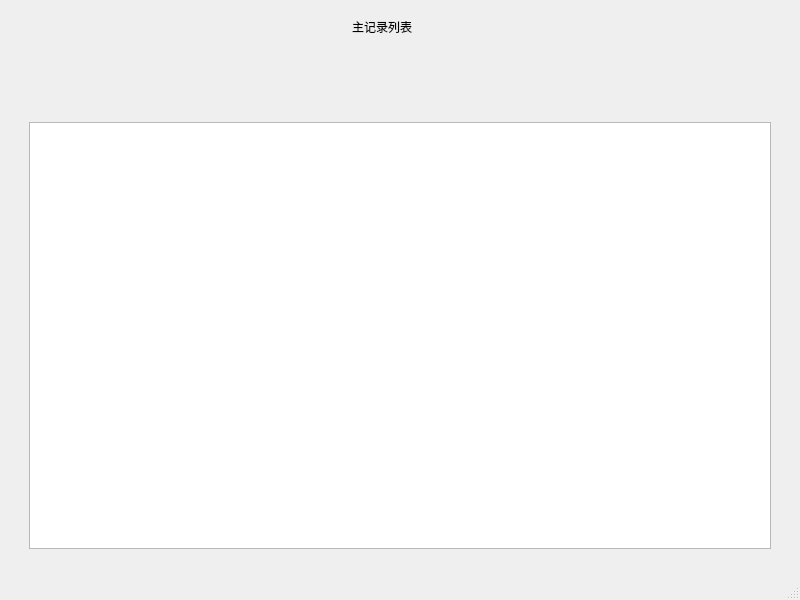
aiyongye/-, file hstorylist.ui: the form before one commit.
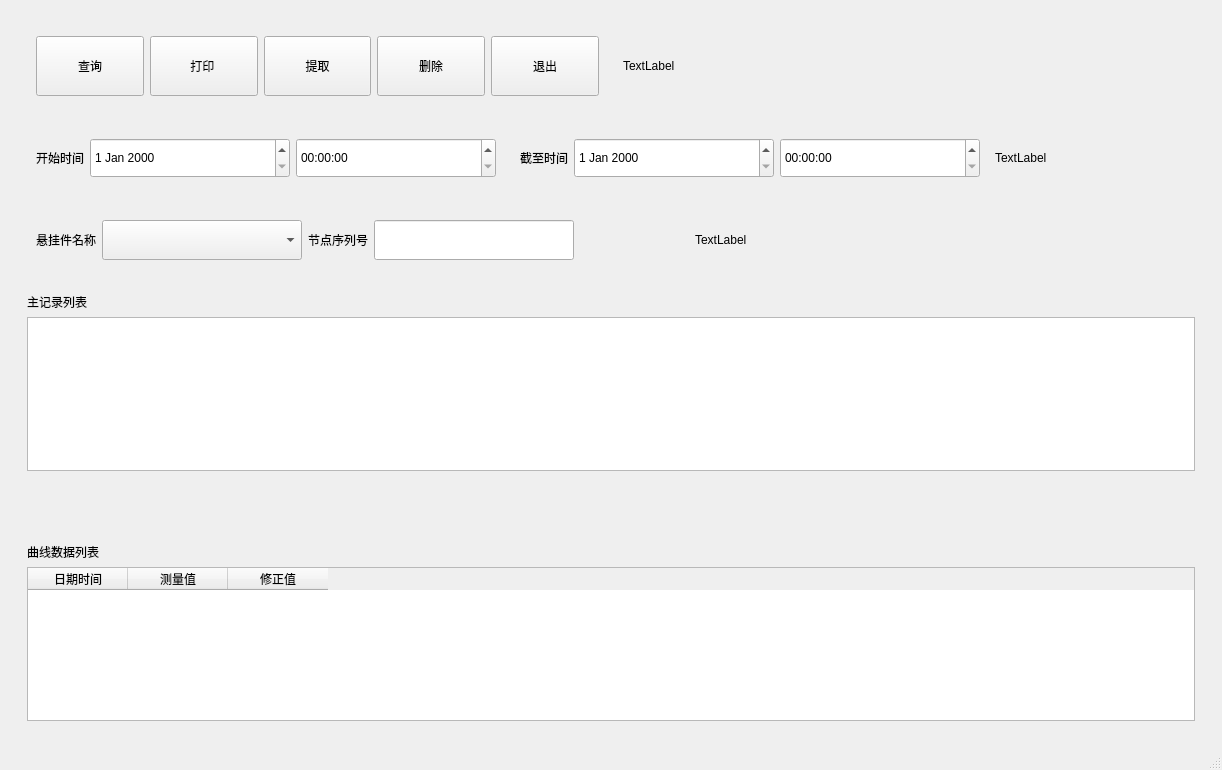
The form after the commit.

Patch:
```diff
--- a/hstorylist.ui
+++ b/hstorylist.ui
@@ -6,8 +6,8 @@
    <rect>
     <x>0</x>
     <y>0</y>
-    <width>800</width>
-    <height>600</height>
+    <width>1057</width>
+    <height>770</height>
    </rect>
   </property>
   <property name="windowTitle">
@@ -16,7 +16,7 @@
   <widget class="QWidget" name="centralwidget">
    <layout class="QVBoxLayout" name="verticalLayout_2">
     <item>
-     <layout class="QVBoxLayout" name="verticalLayout" stretch="1,5">
+     <layout class="QVBoxLayout" name="verticalLayout" stretch="0">
       <property name="spacing">
        <number>0</number>
       </property>
@@ -25,44 +25,362 @@
         <property name="styleSheet">
          <string notr="true">font: 20pt &quot;Arial&quot;;</string>
         </property>
-        <widget class="QLabel" name="label_4">
-         <property name="geometry">
-          <rect>
-           <x>343</x>
-           <y>6</y>
-           <width>100</width>
-           <height>23</height>
-          </rect>
-         </property>
-         <property name="text">
-          <string>主记录列表</string>
-         </property>
-         <property name="type" stdset="0">
-          <string>h3</string>
-         </property>
-        </widget>
-       </widget>
-      </item>
-      <item>
-       <widget class="QWidget" name="widget_2" native="true">
-        <layout class="QGridLayout" name="gridLayout_3">
-         <property name="leftMargin">
-          <number>20</number>
-         </property>
-         <property name="topMargin">
-          <number>20</number>
-         </property>
-         <property name="rightMargin">
-          <number>20</number>
-         </property>
-         <property name="bottomMargin">
-          <number>20</number>
-         </property>
-         <item row="0" column="0">
-          <widget class="QTableWidget" name="tableWidget2">
-           <property name="styleSheet">
-            <string notr="true"/>
-           </property>
+        <layout class="QVBoxLayout" name="verticalLayout_5">
+         <item>
+          <widget class="QWidget" name="widget_11" native="true">
+           <layout class="QHBoxLayout" name="horizontalLayout_4">
+            <item>
+             <widget class="QWidget" name="widget_3" native="true">
+              <layout class="QHBoxLayout" name="horizontalLayout">
+               <item>
+                <widget class="QPushButton" name="pushButton_2">
+                 <property name="minimumSize">
+                  <size>
+                   <width>0</width>
+                   <height>60</height>
+                  </size>
+                 </property>
+                 <property name="text">
+                  <string>查询</string>
+                 </property>
+                </widget>
+               </item>
+               <item>
+                <widget class="QPushButton" name="pushButton_3">
+                 <property name="minimumSize">
+                  <size>
+                   <width>0</width>
+                   <height>60</height>
+                  </size>
+                 </property>
+                 <property name="text">
+                  <string>打印 </string>
+                 </property>
+                </widget>
+               </item>
+               <item>
+                <widget class="QPushButton" name="pushButton_4">
+                 <property name="minimumSize">
+                  <size>
+                   <width>0</width>
+                   <height>60</height>
+                  </size>
+                 </property>
+                 <property name="text">
+                  <string>提取</string>
+                 </property>
+                </widget>
+               </item>
+               <item>
+                <widget class="QPushButton" name="pushButton_5">
+                 <property name="minimumSize">
+                  <size>
+                   <width>0</width>
+                   <height>60</height>
+                  </size>
+                 </property>
+                 <property name="text">
+                  <string>删除</string>
+                 </property>
+                </widget>
+               </item>
+               <item>
+                <widget class="QPushButton" name="pushButton_6">
+                 <property name="minimumSize">
+                  <size>
+                   <width>0</width>
+                   <height>60</height>
+                  </size>
+                 </property>
+                 <property name="text">
+                  <string>退出</string>
+                 </property>
+                </widget>
+               </item>
+              </layout>
+             </widget>
+            </item>
+            <item>
+             <widget class="QWidget" name="widget_10" native="true">
+              <layout class="QHBoxLayout" name="horizontalLayout_3">
+               <item>
+                <widget class="QLabel" name="label_7">
+                 <property name="text">
+                  <string>TextLabel</string>
+                 </property>
+                </widget>
+               </item>
+              </layout>
+             </widget>
+            </item>
+           </layout>
+          </widget>
+         </item>
+         <item>
+          <widget class="QWidget" name="widget_9" native="true">
+           <layout class="QHBoxLayout" name="horizontalLayout_6">
+            <item>
+             <widget class="QWidget" name="widget_7" native="true">
+              <layout class="QHBoxLayout" name="horizontalLayout_2">
+               <item>
+                <widget class="QLabel" name="label">
+                 <property name="layoutDirection">
+                  <enum>Qt::LeftToRight</enum>
+                 </property>
+                 <property name="text">
+                  <string>开始时间</string>
+                 </property>
+                 <property name="alignment">
+                  <set>Qt::AlignRight|Qt::AlignTrailing|Qt::AlignVCenter</set>
+                 </property>
+                </widget>
+               </item>
+               <item>
+                <widget class="QDateEdit" name="startDateEdit">
+                 <property name="minimumSize">
+                  <size>
+                   <width>200</width>
+                   <height>40</height>
+                  </size>
+                 </property>
+                </widget>
+               </item>
+               <item>
+                <widget class="QTimeEdit" name="startTimeEdit">
+                 <property name="minimumSize">
+                  <size>
+                   <width>200</width>
+                   <height>40</height>
+                  </size>
+                 </property>
+                </widget>
+               </item>
+              </layout>
+             </widget>
+            </item>
+            <item>
+             <widget class="QWidget" name="widget_8" native="true">
+              <layout class="QHBoxLayout" name="horizontalLayout_5">
+               <item>
+                <widget class="QLabel" name="label_6">
+                 <property name="text">
+                  <string>截至时间</string>
+                 </property>
+                 <property name="alignment">
+                  <set>Qt::AlignRight|Qt::AlignTrailing|Qt::AlignVCenter</set>
+                 </property>
+                </widget>
+               </item>
+               <item>
+                <widget class="QDateEdit" name="endDateEdit">
+                 <property name="minimumSize">
+                  <size>
+                   <width>200</width>
+                   <height>40</height>
+                  </size>
+                 </property>
+                </widget>
+               </item>
+               <item>
+                <widget class="QTimeEdit" name="endTimeEdit">
+                 <property name="minimumSize">
+                  <size>
+                   <width>200</width>
+                   <height>40</height>
+                  </size>
+                 </property>
+                </widget>
+               </item>
+              </layout>
+             </widget>
+            </item>
+            <item>
+             <widget class="QLabel" name="label_9">
+              <property name="minimumSize">
+               <size>
+                <width>200</width>
+                <height>0</height>
+               </size>
+              </property>
+              <property name="text">
+               <string>TextLabel</string>
+              </property>
+             </widget>
+            </item>
+           </layout>
+          </widget>
+         </item>
+         <item>
+          <widget class="QWidget" name="widget_14" native="true">
+           <layout class="QHBoxLayout" name="horizontalLayout_8">
+            <item>
+             <widget class="QWidget" name="widget_4" native="true">
+              <layout class="QHBoxLayout" name="horizontalLayout_7">
+               <item>
+                <widget class="QLabel" name="label_2">
+                 <property name="maximumSize">
+                  <size>
+                   <width>80</width>
+                   <height>16777215</height>
+                  </size>
+                 </property>
+                 <property name="text">
+                  <string>悬挂件名称</string>
+                 </property>
+                 <property name="alignment">
+                  <set>Qt::AlignRight|Qt::AlignTrailing|Qt::AlignVCenter</set>
+                 </property>
+                </widget>
+               </item>
+               <item>
+                <widget class="QComboBox" name="comboBox">
+                 <property name="minimumSize">
+                  <size>
+                   <width>200</width>
+                   <height>40</height>
+                  </size>
+                 </property>
+                 <property name="maximumSize">
+                  <size>
+                   <width>200</width>
+                   <height>40</height>
+                  </size>
+                 </property>
+                </widget>
+               </item>
+               <item>
+                <widget class="QLabel" name="label_3">
+                 <property name="maximumSize">
+                  <size>
+                   <width>80</width>
+                   <height>16777215</height>
+                  </size>
+                 </property>
+                 <property name="text">
+                  <string>节点序列号</string>
+                 </property>
+                 <property name="alignment">
+                  <set>Qt::AlignRight|Qt::AlignTrailing|Qt::AlignVCenter</set>
+                 </property>
+                </widget>
+               </item>
+               <item>
+                <widget class="QLineEdit" name="lineEdit">
+                 <property name="minimumSize">
+                  <size>
+                   <width>200</width>
+                   <height>40</height>
+                  </size>
+                 </property>
+                 <property name="maximumSize">
+                  <size>
+                   <width>200</width>
+                   <height>40</height>
+                  </size>
+                 </property>
+                </widget>
+               </item>
+              </layout>
+             </widget>
+            </item>
+            <item>
+             <spacer name="horizontalSpacer">
+              <property name="orientation">
+               <enum>Qt::Horizontal</enum>
+              </property>
+              <property name="sizeHint" stdset="0">
+               <size>
+                <width>40</width>
+                <height>20</height>
+               </size>
+              </property>
+             </spacer>
+            </item>
+            <item>
+             <widget class="QLabel" name="label_8">
+              <property name="minimumSize">
+               <size>
+                <width>500</width>
+                <height>0</height>
+               </size>
+              </property>
+              <property name="text">
+               <string>TextLabel</string>
+              </property>
+             </widget>
+            </item>
+           </layout>
+          </widget>
+         </item>
+         <item>
+          <widget class="QWidget" name="widget_2" native="true">
+           <layout class="QVBoxLayout" name="verticalLayout_4">
+            <item>
+             <widget class="QLabel" name="label_4">
+              <property name="text">
+               <string>主记录列表</string>
+              </property>
+              <property name="type" stdset="0">
+               <string>h3</string>
+              </property>
+             </widget>
+            </item>
+            <item>
+             <widget class="QTableWidget" name="tableWidget2">
+              <property name="styleSheet">
+               <string notr="true"/>
+              </property>
+             </widget>
+            </item>
+           </layout>
+          </widget>
+         </item>
+         <item>
+          <widget class="QWidget" name="widget_12" native="true">
+           <layout class="QVBoxLayout" name="verticalLayout_9"/>
+          </widget>
+         </item>
+         <item>
+          <widget class="QWidget" name="widget_5" native="true">
+           <layout class="QVBoxLayout" name="verticalLayout_6"/>
+          </widget>
+         </item>
+         <item>
+          <widget class="QWidget" name="widget" native="true">
+           <layout class="QVBoxLayout" name="verticalLayout_3">
+            <item>
+             <widget class="QLabel" name="label_5">
+              <property name="text">
+               <string>曲线数据列表</string>
+              </property>
+              <property name="type" stdset="0">
+               <string>h3</string>
+              </property>
+             </widget>
+            </item>
+            <item>
+             <widget class="QTableWidget" name="tableWidget2_2">
+              <property name="styleSheet">
+               <string notr="true"/>
+              </property>
+              <column>
+               <property name="text">
+                <string>日期时间</string>
+               </property>
+              </column>
+              <column>
+               <property name="text">
+                <string>测量值</string>
+               </property>
+              </column>
+              <column>
+               <property name="text">
+                <string>修正值</string>
+               </property>
+              </column>
+             </widget>
+            </item>
+           </layout>
           </widget>
          </item>
         </layout>
```
Left out of the diff: 10 changed lines with no effect on the pictures.
